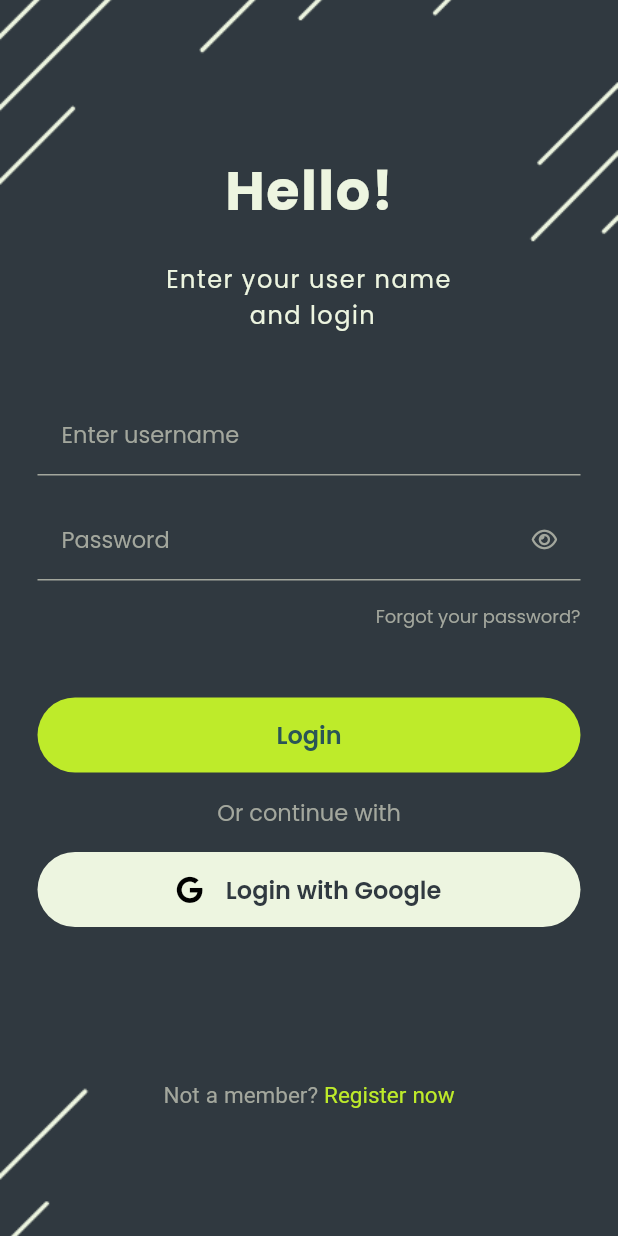
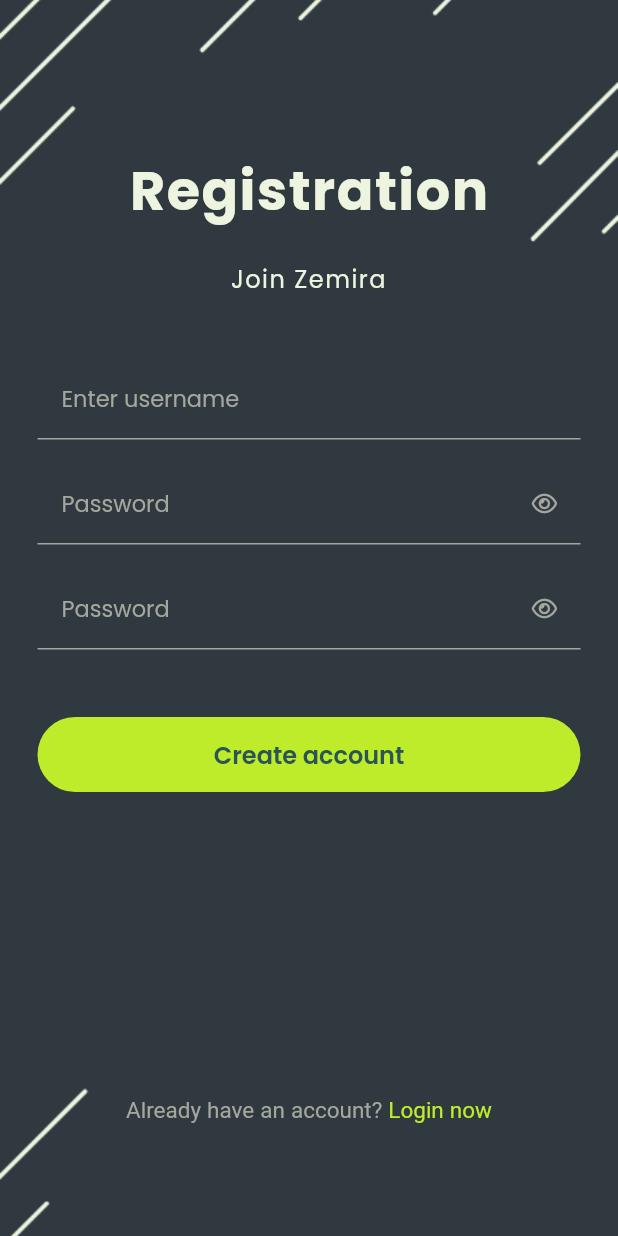
Before and after one commit to milankovac/zemira, a Flutter app: the screen it shows after launch, on a phone screen of 412 x 824 dp. Run offline on Flutter 3.47's test engine with Material 2 defaults, Android fonts, the light colour scheme and no system bars; our stand-ins replace font_awesome_flutter, google_fonts.

Commit message:
Registration page UI

```diff
--- a/lib/main.dart
+++ b/lib/main.dart
@@ -2,6 +2,7 @@
 import 'package:flutter/services.dart';
 import 'package:zemira/src/pages/login/login_page.dart';
 import 'package:google_fonts/google_fonts.dart';
+import 'package:zemira/src/pages/register/register_page.dart';
 
 void main() {
   WidgetsFlutterBinding.ensureInitialized();
@@ -24,7 +25,7 @@
           ),
           debugShowCheckedModeBanner: false,
           title: 'Zemira',
-          home: const LoginPage(),
+          home: const RegisterPage(),
         );
       }
   }
--- /dev/null
+++ b/lib/src/pages/register/register_page.dart
@@ -0,0 +1,46 @@
+import 'package:flutter/material.dart';
+import 'package:zemira/src/pages/register/widgets/register_button.dart';
+import 'package:zemira/src/pages/register/widgets/register_have_account.dart';
+import 'package:zemira/src/pages/register/widgets/register_password_filed.dart';
+import 'package:zemira/src/pages/register/widgets/register_re_password_filed.dart';
+import 'package:zemira/src/pages/register/widgets/register_subtitle.dart';
+import 'package:zemira/src/pages/register/widgets/register_title.dart';
+import 'package:zemira/src/pages/register/widgets/register_username_field.dart';
+import '../../utils/app_colors.dart';
+
+class RegisterPage extends StatefulWidget {
+  const RegisterPage({Key? key}) : super(key: key);
+
+  @override
+  State<RegisterPage> createState() => _RegisterPageState();
+}
+
+class _RegisterPageState extends State<RegisterPage> {
+  @override
+  Widget build(BuildContext context) {
+    return Container(
+       decoration: const BoxDecoration(
+        color: AppColors.backgroundColor,
+        image: DecorationImage(
+          image: AssetImage("assets/images/login_lines.png"),
+          fit: BoxFit.cover,
+        ),
+      ),
+      child: Scaffold(
+         resizeToAvoidBottomInset: false,
+          backgroundColor: Colors.transparent,
+          body: ListView(
+            physics: const BouncingScrollPhysics(),
+            children: const [
+              RegisterTitle(),
+              RegisterSubtitle(),
+              RegisterUsernameField(),
+              RegisterPasswordField(),
+              RegisterRePasswordField(),
+              RegisterButton(),
+              RegisterHaveAccount()
+            ],
+          ),
+      ));
+  }
+}
--- /dev/null
+++ b/lib/src/pages/register/widgets/register_button.dart
@@ -0,0 +1,26 @@
+import 'package:flutter/material.dart';
+import 'package:zemira/src/utils/app_colors.dart';
+
+class RegisterButton extends StatelessWidget {
+  const RegisterButton({Key? key}) : super(key: key);
+
+  @override
+  Widget build(BuildContext context) {
+    return Container(
+      height: 50,
+        decoration: BoxDecoration(
+          borderRadius: BorderRadius.circular(30),
+          color: AppColors.lightGreen,
+        ),
+        margin: const EdgeInsets.only(left: 25, right: 25, top: 45),
+        child: const TextButton(
+            onPressed: null,
+            child: Text(
+              'Create account',
+              style: TextStyle(
+                  color: AppColors.darkerGreen,
+                  fontSize: 16,
+                  fontWeight: FontWeight.w600),
+            )));
+  }
+}
--- /dev/null
+++ b/lib/src/pages/register/widgets/register_have_account.dart
@@ -0,0 +1,30 @@
+import 'package:flutter/material.dart';
+
+import '../../../utils/app_colors.dart';
+
+class RegisterHaveAccount extends StatelessWidget {
+  const RegisterHaveAccount({Key? key}) : super(key: key);
+
+  @override
+  Widget build(BuildContext context) {
+    return Container(
+      alignment: Alignment.center,
+      margin: const EdgeInsets.only(top: 200),
+      child: RichText(
+        text: const TextSpan(
+          text: 'Already have an account?',
+          style: TextStyle(
+              color: AppColors.gray, fontSize: 15, fontWeight: FontWeight.normal),
+          children: [
+            TextSpan(
+              text: ' Login now',
+              style: TextStyle(
+               color: AppColors.lightGreen
+              ),
+            )
+          ],
+        ),
+      ),
+    );
+  }
+}
--- /dev/null
+++ b/lib/src/pages/register/widgets/register_password_filed.dart
@@ -0,0 +1,42 @@
+import 'package:flutter/material.dart';
+import 'package:font_awesome_flutter/font_awesome_flutter.dart';
+import '../../../utils/app_colors.dart';
+
+class RegisterPasswordField extends StatelessWidget {
+  const RegisterPasswordField({Key? key}) : super(key: key);
+
+  @override
+  Widget build(BuildContext context) {
+    return Container(
+      margin: const EdgeInsets.only(top: 15),
+      padding: const EdgeInsets.only(left: 25, right: 25),
+      child: const TextField(
+        cursorColor: AppColors.gray,
+        style: TextStyle(
+            color: AppColors.gray,
+            fontSize: 15,
+            decorationThickness: 0,
+            decoration: TextDecoration.none,
+            decorationColor: Colors.white),
+        decoration: InputDecoration(
+            contentPadding: EdgeInsets.all(16),
+            enabledBorder: UnderlineInputBorder(
+              borderSide: BorderSide(color: AppColors.gray),
+            ),
+            focusedBorder: UnderlineInputBorder(
+              borderSide: BorderSide(color: AppColors.gray),
+            ),
+            suffixIcon: IconButton(
+              onPressed: null,
+              icon: FaIcon(
+                FontAwesomeIcons.eye,
+                color: AppColors.gray,
+                size: 15,
+              ),
+            ),
+            hintText: 'Password',
+            hintStyle: TextStyle(color: AppColors.gray, fontSize: 15)),
+      ),
+    );
+  }
+}
--- /dev/null
+++ b/lib/src/pages/register/widgets/register_re_password_filed.dart
@@ -0,0 +1,42 @@
+import 'package:flutter/material.dart';
+import 'package:font_awesome_flutter/font_awesome_flutter.dart';
+import '../../../utils/app_colors.dart';
+
+class RegisterRePasswordField extends StatelessWidget {
+  const RegisterRePasswordField({Key? key}) : super(key: key);
+
+  @override
+  Widget build(BuildContext context) {
+    return Container(
+      margin: const EdgeInsets.only(top: 15),
+      padding: const EdgeInsets.only(left: 25, right: 25),
+      child: const TextField(
+        cursorColor: AppColors.gray,
+        style: TextStyle(
+            color: AppColors.gray,
+            fontSize: 15,
+            decorationThickness: 0,
+            decoration: TextDecoration.none,
+            decorationColor: Colors.white),
+        decoration: InputDecoration(
+            contentPadding: EdgeInsets.all(16),
+            enabledBorder: UnderlineInputBorder(
+              borderSide: BorderSide(color: AppColors.gray),
+            ),
+            focusedBorder: UnderlineInputBorder(
+              borderSide: BorderSide(color: AppColors.gray),
+            ),
+            suffixIcon: IconButton(
+              onPressed: null,
+              icon: FaIcon(
+                FontAwesomeIcons.eye,
+                color: AppColors.gray,
+                size: 15,
+              ),
+            ),
+            hintText: 'Password',
+            hintStyle: TextStyle(color: AppColors.gray, fontSize: 15)),
+      ),
+    );
+  }
+}
--- /dev/null
+++ b/lib/src/pages/register/widgets/register_subtitle.dart
@@ -0,0 +1,22 @@
+import 'package:flutter/cupertino.dart';
+import 'package:zemira/src/utils/app_colors.dart';
+class RegisterSubtitle extends StatelessWidget {
+  const RegisterSubtitle({Key? key}) : super(key: key);
+
+  @override
+  Widget build(BuildContext context) {
+    return  Container(
+      margin: const EdgeInsets.only(top: 20),
+      child: const Center(
+        child: Text('Join Zemira',
+        textAlign: TextAlign.center,
+        style: TextStyle(
+          fontSize: 16,
+           letterSpacing: 1,
+          color: AppColors.fadedGray,
+          fontWeight: FontWeight.normal,
+        ),),
+      ),
+    );
+  }
+}
--- /dev/null
+++ b/lib/src/pages/register/widgets/register_title.dart
@@ -0,0 +1,20 @@
+import 'package:flutter/cupertino.dart';
+import 'package:zemira/src/utils/app_colors.dart';
+class RegisterTitle extends StatelessWidget {
+  const RegisterTitle({Key? key}) : super(key: key);
+
+  @override
+  Widget build(BuildContext context) {
+    return  Container(
+      margin: const EdgeInsets.only(top: 100),
+      child: const Center(
+        child: Text('Registration',style: TextStyle(
+          fontSize: 36,
+           letterSpacing: 1,
+          color: AppColors.fadedGray,
+          fontWeight: FontWeight.bold
+        )),
+      ),
+    );
+  }
+}
--- /dev/null
+++ b/lib/src/pages/register/widgets/register_username_field.dart
@@ -0,0 +1,33 @@
+import 'package:flutter/material.dart';
+import 'package:zemira/src/utils/app_colors.dart';
+
+class RegisterUsernameField extends StatelessWidget {
+  const RegisterUsernameField({Key? key}) : super(key: key);
+
+  @override
+  Widget build(BuildContext context) {
+    return Container(
+      margin: const EdgeInsets.only(top: 40),
+      padding: const EdgeInsets.only(left: 25, right: 25),
+      child: const TextField(
+        cursorColor: AppColors.gray,
+        style: TextStyle(
+            color: AppColors.gray,
+            fontSize: 15,
+            decorationThickness: 0,
+            decoration: TextDecoration.none,
+            decorationColor: Colors.white),
+        decoration: InputDecoration(
+            contentPadding: EdgeInsets.all(16),
+            enabledBorder: UnderlineInputBorder(
+              borderSide: BorderSide(color: AppColors.gray),
+            ),
+            focusedBorder: UnderlineInputBorder(
+              borderSide: BorderSide(color: AppColors.gray),
+            ),
+            hintText: 'Enter username',
+            hintStyle: TextStyle(color: AppColors.gray, fontSize: 15)),
+      ),
+    );
+  }
+}
```
Also changed, not shown: lib/src/pages/index.dart (deleted), lib/src/utils/index.dart (deleted).
